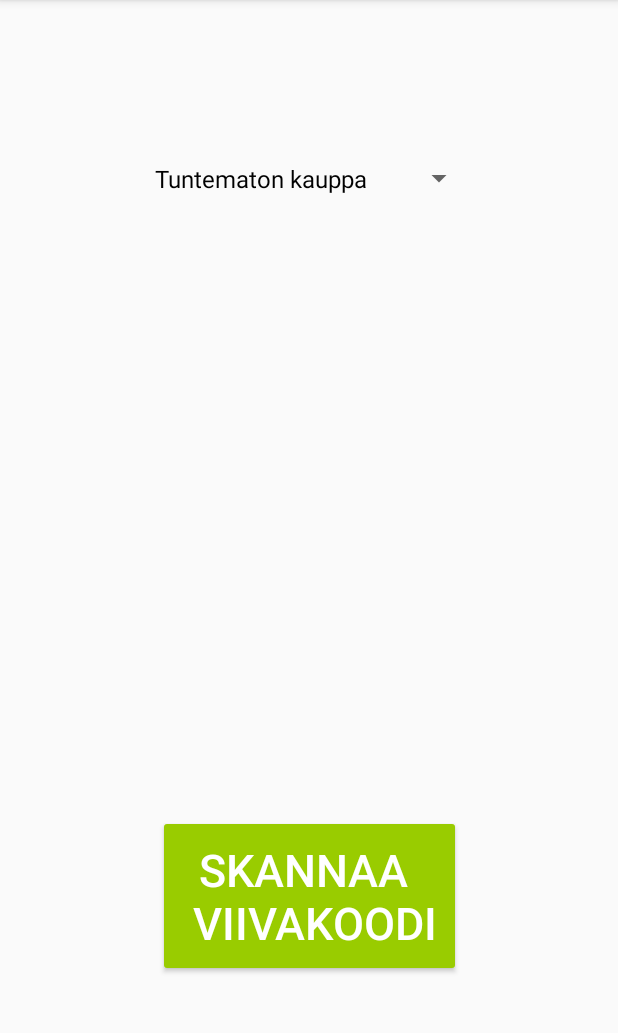
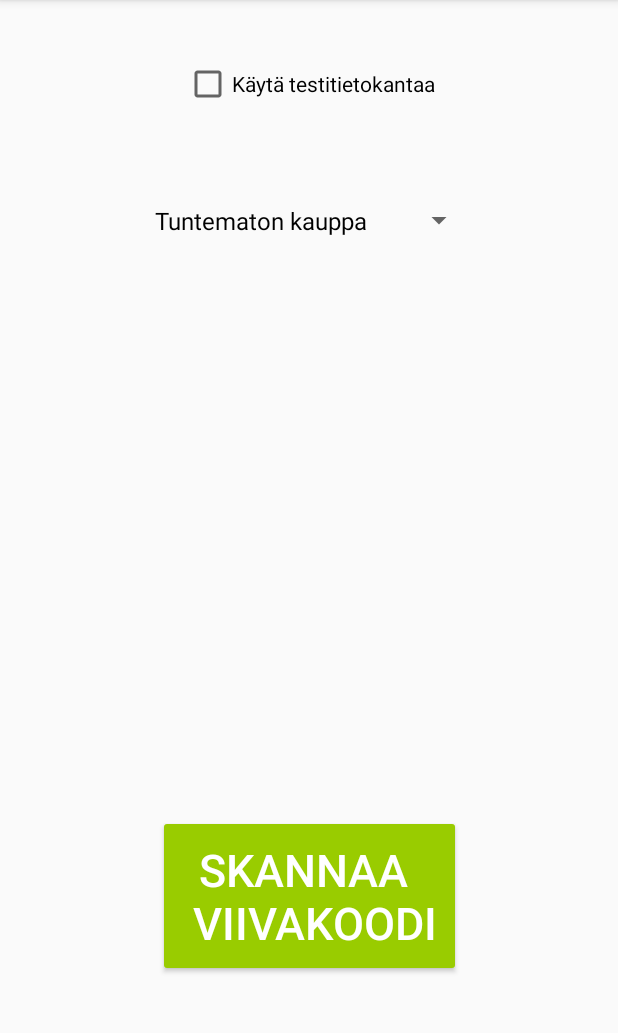
Before and after one commit to Hintahaukka/application, an Android app: the screen it shows after launch (MainActivity), on a phone screen of 412 x 824 dp, the part 84-1117 px from its top. Run offline under Robolectric (Android 15) with nearby library versions, the phone set to English and light mode, and no system bars; our stand-ins replace navigation-ui; 5 statements that could not run were skipped.

Commit message:
Lisätty mahdollisuus valita testitietokanta

```diff
--- a/app/src/main/java/hifian/hintahaukka/BarcodeScannerFragment.java
+++ b/app/src/main/java/hifian/hintahaukka/BarcodeScannerFragment.java
@@ -36,6 +36,7 @@ public class BarcodeScannerFragment extends Fragment implements ZXingScannerView
     private static final int REQUEST_CAMERA = 1;
     private ZXingScannerView scannerView;
     private String selectedStore;
+    private boolean test;
 
     @Override
     public void onCreate(Bundle savedInstanceState) {
@@ -43,6 +44,7 @@ public class BarcodeScannerFragment extends Fragment implements ZXingScannerView
 
         BarcodeScannerFragmentArgs args = BarcodeScannerFragmentArgs.fromBundle(getArguments());
         selectedStore = args.getSelectedStore();
+        test = args.getTest();
 
         //selectedStore = getIntent().getExtras().getString("selectedStore");
         if (Build.VERSION.SDK_INT >= Build.VERSION_CODES.M) {
@@ -136,6 +138,6 @@ public class BarcodeScannerFragment extends Fragment implements ZXingScannerView
         onDestroy();
         final String scanResult = result.getText();
         Navigation.findNavController(getView()).navigate(
-                BarcodeScannerFragmentDirections.actionBarcodeScannerFragmentToEnterPriceFragment(selectedStore, scanResult));
+                BarcodeScannerFragmentDirections.actionBarcodeScannerFragmentToEnterPriceFragment(selectedStore, scanResult, test));
     }
 }
--- a/app/src/main/java/hifian/hintahaukka/EnterPriceFragment.java
+++ b/app/src/main/java/hifian/hintahaukka/EnterPriceFragment.java
@@ -21,6 +21,7 @@ public class EnterPriceFragment extends Fragment {
 
     private String selectedStore;
     private String scanResult;
+    private boolean test;
 
     public EnterPriceFragment() {
         // Required empty public constructor
@@ -33,6 +34,7 @@ public class EnterPriceFragment extends Fragment {
 
         selectedStore = args.getSelectedStore();
         scanResult = args.getScanResult();
+        test = args.getTest();
     }
 
     @Override
@@ -63,7 +65,7 @@ public class EnterPriceFragment extends Fragment {
 
                 Navigation.findNavController(getView()).navigate(
                         EnterPriceFragmentDirections.actionEnterPriceFragmentToListPricesFragment(
-                                selectedStore, scanResult, cents));
+                                selectedStore, scanResult, cents, test));
 
             }
         });
--- a/app/src/main/java/hifian/hintahaukka/HomeFragment.java
+++ b/app/src/main/java/hifian/hintahaukka/HomeFragment.java
@@ -20,6 +20,8 @@ import android.view.ViewGroup;
 import android.widget.AdapterView;
 import android.widget.ArrayAdapter;
 import android.widget.Button;
+import android.widget.CheckBox;
+import android.widget.CompoundButton;
 import android.widget.ImageView;
 import android.widget.Spinner;
 import android.widget.TextView;
@@ -35,6 +37,7 @@ public class HomeFragment extends Fragment {
     private GpsActivity gpsActivity;
     private double lat;
     private double lon;
+    private boolean test;
 
     public HomeFragment() {
         // Required empty public constructor
@@ -56,12 +59,32 @@ public class HomeFragment extends Fragment {
     @Override
     public void onViewCreated(@NonNull View view, @Nullable Bundle savedInstanceState) {
         createSpinner();
+/*
+        CheckBox databaseCheckBox = (CheckBox) getView().findViewById(R.id.checkbox_test_database);
+        CompoundButton.OnCheckedChangeListener listener = new CompoundButton.OnCheckedChangeListener() {
+            @Override
+            public void onCheckedChanged(CompoundButton buttonView, boolean isChecked) {
+                if (buttonView.isChecked()) {
+                    test = true;
+                } else {
+                    test = false;
+                }
+            }
+        };
+        databaseCheckBox.setOnCheckedChangeListener(listener);
+*/
         Button scanBarcodeButton = getView().findViewById(R.id.button_scan_barcode);
         scanBarcodeButton.setOnClickListener(new View.OnClickListener() {
             @Override
             public void onClick(View view) {
+                CheckBox databaseCheckBox = (CheckBox) getView().findViewById(R.id.checkbox_test_database);
+                if (databaseCheckBox.isChecked()) {
+                    test = true;
+                } else {
+                    test = false;
+                }
                 Navigation.findNavController(getView()).navigate(
-                        HomeFragmentDirections.actionHomeFragmentToBarcodeScannerFragment(selectedStore));
+                        HomeFragmentDirections.actionHomeFragmentToBarcodeScannerFragment(selectedStore, test));
             }
         });
     }
--- a/app/src/main/res/layout/fragment_home.xml
+++ b/app/src/main/res/layout/fragment_home.xml
@@ -25,10 +25,21 @@
         android:id="@+id/storeSpinner"
         android:layout_width="221dp"
         android:layout_height="30dp"
-        android:layout_marginTop="104dp"
+        android:layout_marginTop="132dp"
         android:scrollHorizontally="true"
         app:layout_constraintEnd_toEndOf="parent"
         app:layout_constraintStart_toStartOf="parent"
         app:layout_constraintTop_toTopOf="parent" />
 
+    <CheckBox
+        android:id="@+id/checkbox_test_database"
+        android:layout_width="wrap_content"
+        android:layout_height="wrap_content"
+        android:layout_marginTop="40dp"
+        android:text="@string/text_use_test_data"
+        app:layout_constraintEnd_toEndOf="parent"
+        app:layout_constraintStart_toStartOf="parent"
+        app:layout_constraintTop_toTopOf="parent" />
+
+
 </androidx.constraintlayout.widget.ConstraintLayout>
--- a/app/src/main/res/navigation/nav_graph.xml
+++ b/app/src/main/res/navigation/nav_graph.xml
@@ -31,6 +31,9 @@
         <argument
             android:name="selectedStore"
             app:argType="string" />
+        <argument
+            android:name="test"
+            app:argType="boolean" />
     </fragment>
     <fragment
         android:id="@+id/enterPriceFragment"
@@ -50,6 +53,9 @@
         <argument
             android:name="scanResult"
             app:argType="string" />
+        <argument
+            android:name="test"
+            app:argType="boolean" />
     </fragment>
     <fragment
         android:id="@+id/listPricesFragment"
@@ -64,5 +70,8 @@
         <argument
             android:name="cents"
             app:argType="string" />
+        <argument
+            android:name="test"
+            app:argType="boolean" />
     </fragment>
 </navigation>
--- a/app/src/main/res/values/strings.xml
+++ b/app/src/main/res/values/strings.xml
@@ -8,4 +8,5 @@
     <string name="text_enter_price">Syötä hinta:</string>
     <string name="text_euro_sign">€</string>
     <string name="text_cents">snt</string>
+    <string name="text_use_test_data">Käytä testitietokantaa</string>
 </resources>
```
Also changed, not shown: app/src/main/java/hifian/hintahaukka/ListPricesFragment.java (+7 -1 lines), 1 other file.
